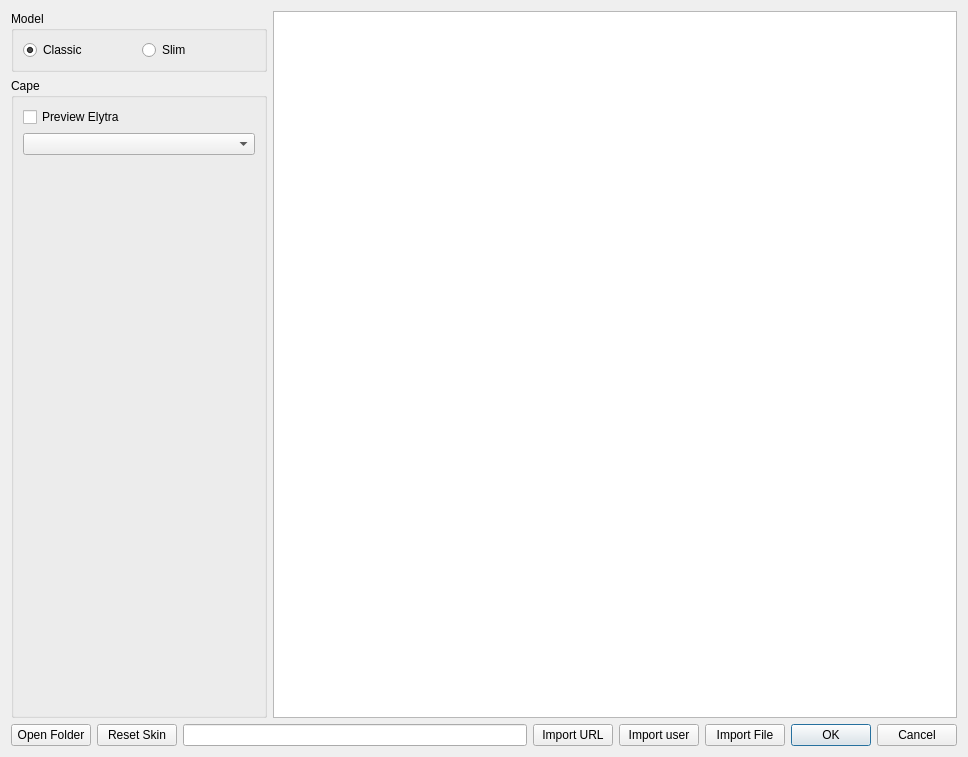
Before: the Qt Designer form launcher/ui/dialogs/skins/SkinManageDialog.ui in PrismLauncher/PrismLauncher, drawn with Qt 5.
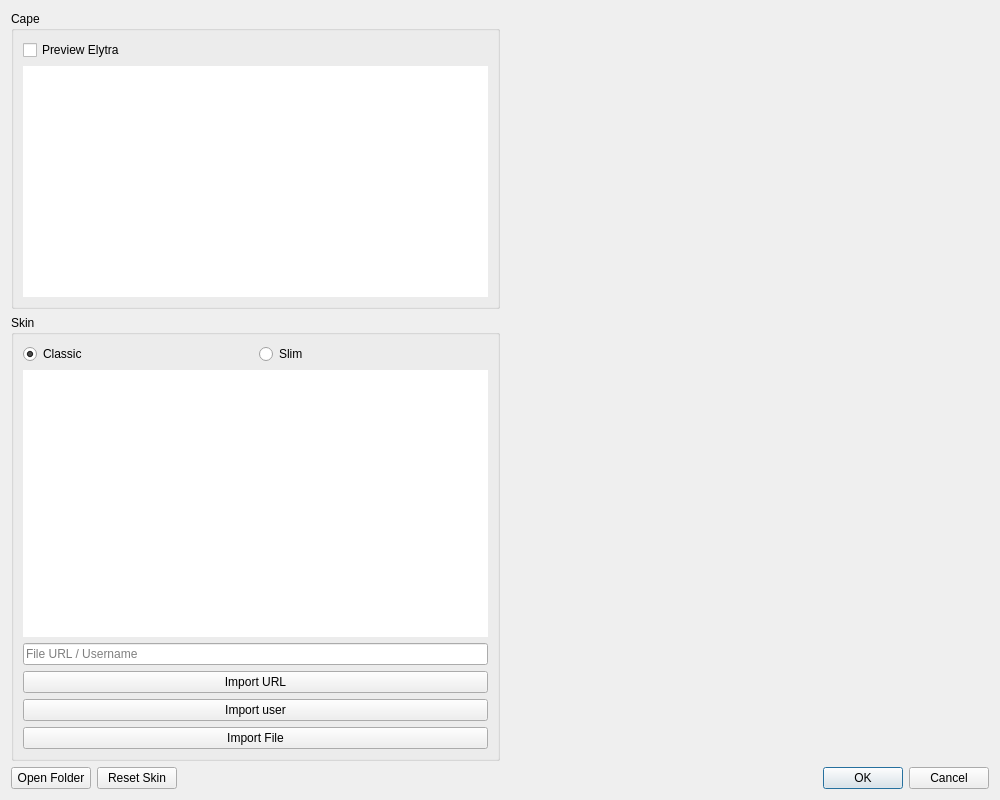
After: the same form once the commit is applied.

Commit message: feat: revamp skin manager

Patch:
```diff
--- a/launcher/ui/dialogs/skins/SkinManageDialog.ui
+++ b/launcher/ui/dialogs/skins/SkinManageDialog.ui
@@ -6,8 +6,8 @@
    <rect>
     <x>0</x>
     <y>0</y>
-    <width>968</width>
-    <height>757</height>
+    <width>1000</width>
+    <height>800</height>
    </rect>
   </property>
   <property name="windowTitle">
@@ -15,23 +15,45 @@
   </property>
   <layout class="QVBoxLayout" name="verticalLayout">
    <item>
-    <layout class="QHBoxLayout" name="mainHlLayout" stretch="3,8">
+    <layout class="QHBoxLayout" name="mainHlLayout" stretch="1,1">
      <item>
-      <layout class="QVBoxLayout" name="selectedVLayout" stretch="2,1,3">
+      <layout class="QVBoxLayout" name="selectedVLayout" stretch="4,6">
        <item>
-        <layout class="QVBoxLayout" name="skinLayout"/>
+        <widget class="QGroupBox" name="capeBox">
+         <property name="title">
+          <string>Cape</string>
+         </property>
+         <layout class="QVBoxLayout" name="verticalLayout_4">
+          <item>
+           <widget class="QCheckBox" name="elytraCB">
+            <property name="text">
+             <string>Preview Elytra</string>
+            </property>
+           </widget>
        </item>
        <item>
-        <widget class="QGroupBox" name="modelBox">
-         <property name="sizePolicy">
-          <sizepolicy hsizetype="Preferred" vsizetype="Maximum">
-           <horstretch>0</horstretch>
-           <verstretch>0</verstretch>
-          </sizepolicy>
-         </property>
+           <widget class="QListView" name="capeList">
+            <property name="frameShape">
+             <enum>QFrame::Shape::NoFrame</enum>
+            </property>
+            <property name="editTriggers">
+             <set>QAbstractItemView::EditTrigger::NoEditTriggers</set>
+            </property>
+            <property name="modelColumn">
+             <number>0</number>
+            </property>
+           </widget>
+          </item>
+         </layout>
+        </widget>
+       </item>
+       <item>
+        <widget class="QGroupBox" name="skinBox">
          <property name="title">
-          <string>Model</string>
+          <string>Skin</string>
          </property>
+         <layout class="QVBoxLayout" name="verticalLayout_5">
+          <item>
          <layout class="QHBoxLayout" name="horizontalLayout_2">
           <item>
            <widget class="QRadioButton" name="steveBtn">
@@ -51,41 +73,6 @@
            </widget>
           </item>
          </layout>
-        </widget>
-       </item>
-       <item>
-        <widget class="QGroupBox" name="capeBox">
-         <property name="title">
-          <string>Cape</string>
-         </property>
-         <layout class="QVBoxLayout" name="verticalLayout_4">
-          <item>
-           <widget class="QCheckBox" name="elytraCB">
-            <property name="text">
-             <string>Preview Elytra</string>
-            </property>
-           </widget>
-          </item>
-          <item>
-           <widget class="QComboBox" name="capeCombo"/>
-          </item>
-          <item>
-           <widget class="QLabel" name="capeImage">
-            <property name="text">
-             <string/>
-            </property>
-            <property name="scaledContents">
-             <bool>false</bool>
-            </property>
-            <property name="alignment">
-             <set>Qt::AlignCenter</set>
-            </property>
-           </widget>
-          </item>
-         </layout>
-        </widget>
-       </item>
-      </layout>
      </item>
      <item>
       <widget class="QListView" name="listView">
@@ -95,33 +82,18 @@
        <property name="acceptDrops">
         <bool>false</bool>
        </property>
+            <property name="frameShape">
+             <enum>QFrame::Shape::NoFrame</enum>
+            </property>
        <property name="modelColumn">
         <number>0</number>
-       </property>
-      </widget>
-     </item>
-    </layout>
-   </item>
-   <item>
-    <layout class="QHBoxLayout" name="buttonsHLayout" stretch="0,0,3,0,0,0,1">
-     <item>
-      <widget class="QPushButton" name="openDirBtn">
-       <property name="text">
-        <string>Open Folder</string>
-       </property>
-      </widget>
-     </item>
-     <item>
-      <widget class="QPushButton" name="resetBtn">
-       <property name="text">
-        <string>Reset Skin</string>
        </property>
       </widget>
      </item>
      <item>
       <widget class="QLineEdit" name="urlLine">
        <property name="placeholderText">
-        <string extracomment="URL or username"/>
+             <string extracomment="URL or username">File URL / Username</string>
        </property>
       </widget>
      </item>
@@ -146,6 +118,32 @@
        </property>
       </widget>
      </item>
+         </layout>
+        </widget>
+       </item>
+      </layout>
+     </item>
+     <item>
+      <layout class="QVBoxLayout" name="skinLayout"/>
+     </item>
+    </layout>
+   </item>
+   <item>
+    <layout class="QHBoxLayout" name="buttonsHLayout" stretch="0,0,1">
+     <item>
+      <widget class="QPushButton" name="openDirBtn">
+       <property name="text">
+        <string>Open Folder</string>
+       </property>
+      </widget>
+     </item>
+     <item>
+      <widget class="QPushButton" name="resetBtn">
+       <property name="text">
+        <string>Reset Skin</string>
+       </property>
+      </widget>
+     </item>
      <item>
       <widget class="QDialogButtonBox" name="buttonBox">
        <property name="sizePolicy">
```
Left out of the diff: 4 changed lines with no effect on the pictures. Lines whose indentation alone changed are shown as unchanged. The commit also changes 9 other files.
